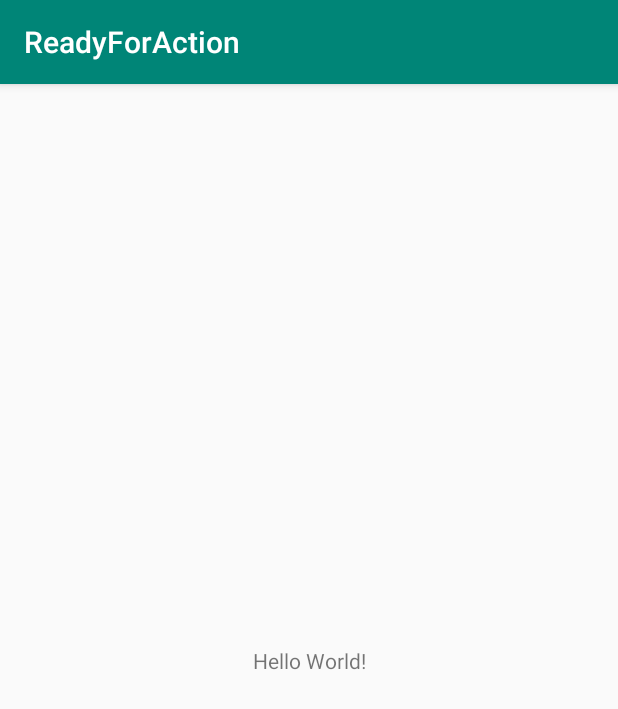
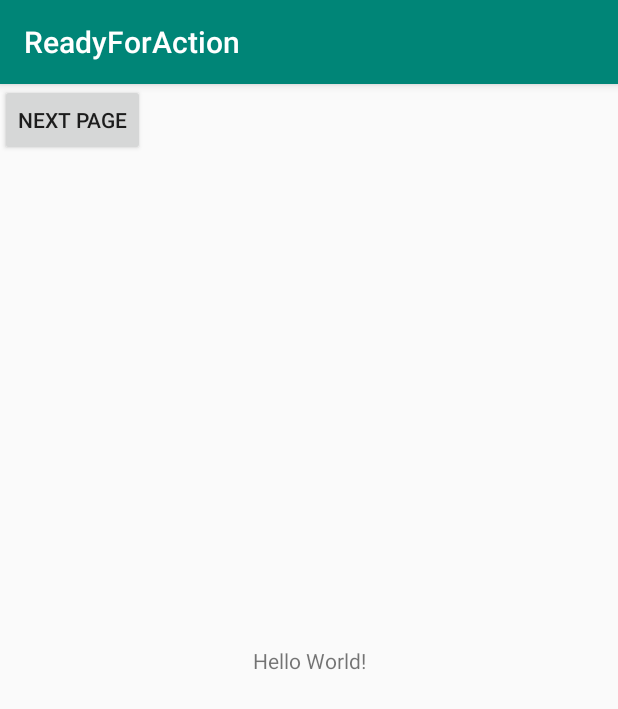
Before and after one commit to anita76/ReadyForAction, an Android app: the screen it shows after launch (MainActivity), on a phone screen of 412 x 824 dp. Shown: the top 709 px of the screen. Run offline under Robolectric (Android 15) with nearby library versions, the phone set to English and light mode, and no system bars.

Commit message:
first to second page with button

```diff
--- a/app/src/main/java/com/cmdf2019/readyforaction/MainActivity.java
+++ b/app/src/main/java/com/cmdf2019/readyforaction/MainActivity.java
@@ -1,13 +1,31 @@
 package com.cmdf2019.readyforaction;
 
+import android.content.Intent;
 import android.support.v7.app.AppCompatActivity;
 import android.os.Bundle;
+import android.view.View;
+import android.widget.Button;
 
 public class MainActivity extends AppCompatActivity {
+    Button nextPage;
 
     @Override
     protected void onCreate(Bundle savedInstanceState) {
         super.onCreate(savedInstanceState);
         setContentView(R.layout.activity_main);
+
+        nextPage = (Button) findViewById(R.id.next_button);
+        nextPage.setOnClickListener(new View.OnClickListener() {
+            @Override
+            public void onClick(View v) {
+                goToActionPage();
+            }
+        });
+
+    }
+
+    private void goToActionPage() {
+        Intent intent = new Intent(this, action.class);
+        startActivity(intent);
     }
 }
--- a/app/src/main/res/layout/activity_main.xml
+++ b/app/src/main/res/layout/activity_main.xml
@@ -15,4 +15,12 @@
         app:layout_constraintRight_toRightOf="parent"
         app:layout_constraintTop_toTopOf="parent" />
 
+    <Button
+        android:id="@+id/next_button"
+        android:layout_width="wrap_content"
+        android:layout_height="wrap_content"
+        android:text="Next Page"
+        tools:layout_editor_absoluteX="161dp"
+        tools:layout_editor_absoluteY="567dp" />
+
 </android.support.constraint.ConstraintLayout>
```
Also changed, not shown: app/src/main/java/com/cmdf2019/readyforaction/action.java (+17 -8 lines).
